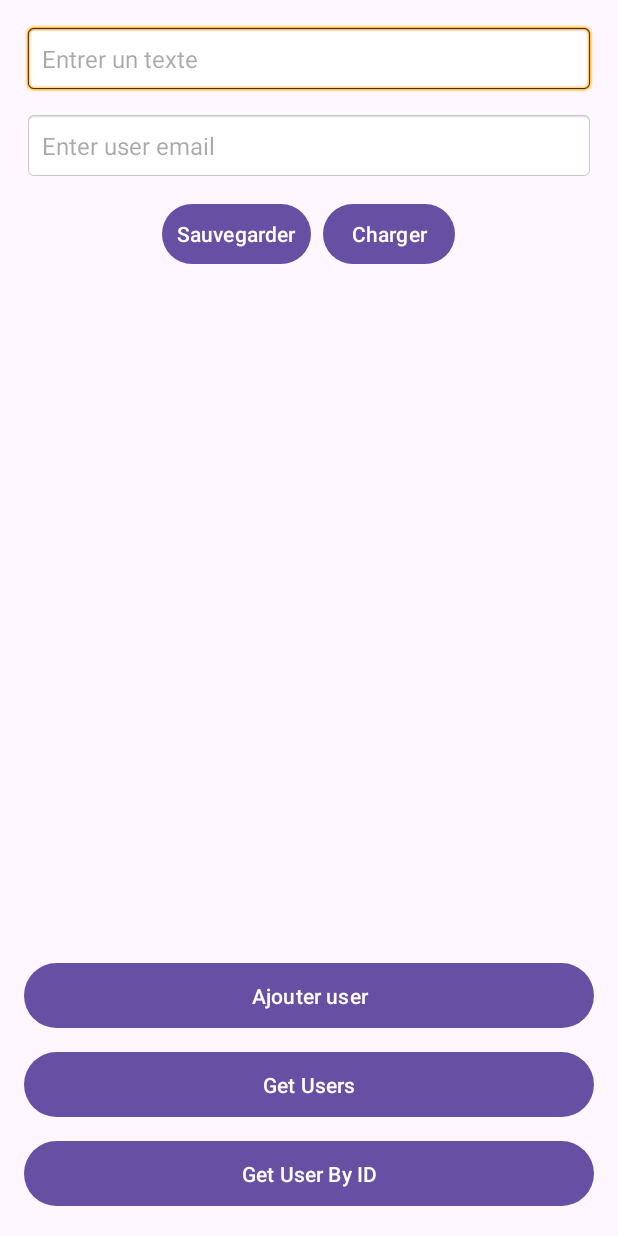
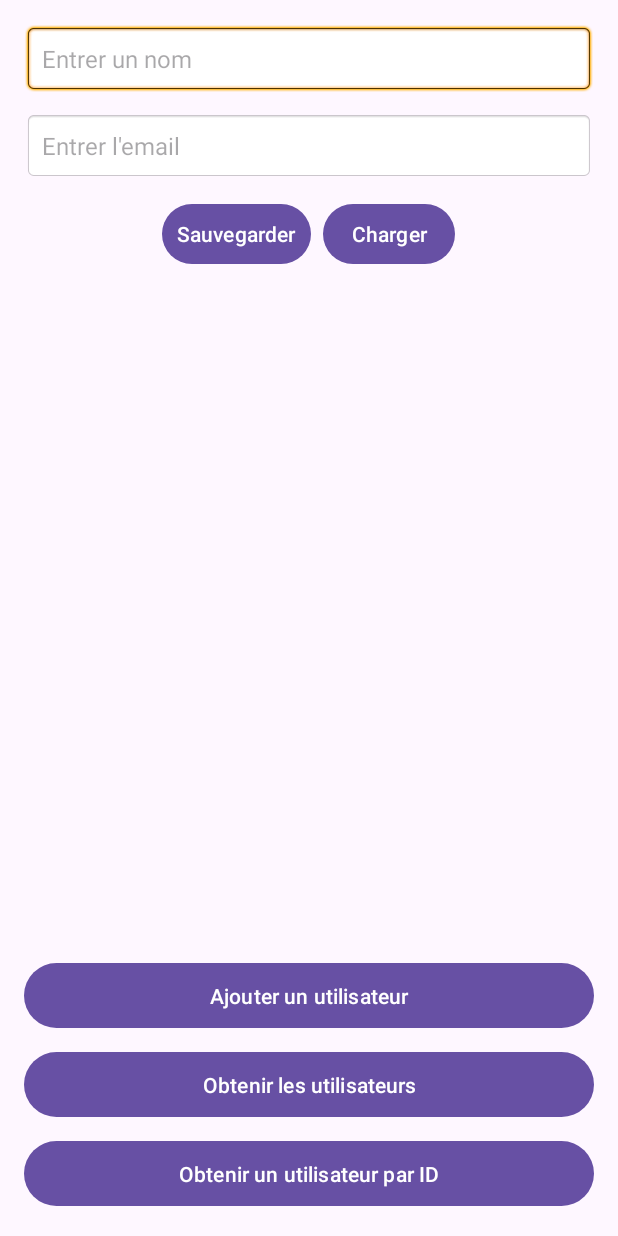
Before and after one commit to Arijbettaib/LocalStorage-SqlLite, an Android app: the screen it shows after launch (MainActivity), after a tap on "Sauvegarder", on a phone screen of 412 x 824 dp. Run offline under Robolectric (Android 15) with nearby library versions, the phone set to English and light mode, and no system bars; our stand-ins replace Room's generated code.

Commit message:
first commit

```diff
--- a/app/src/main/AndroidManifest.xml
+++ b/app/src/main/AndroidManifest.xml
@@ -12,6 +12,7 @@
         android:supportsRtl="true"
         android:theme="@style/Theme.SeanceLocalStorage"
         tools:targetApi="31">
+
         <activity
             android:name=".MainActivity"
             android:exported="true">
--- a/app/src/main/java/com/example/seancelocalstorage/AppDatabase.java
+++ b/app/src/main/java/com/example/seancelocalstorage/AppDatabase.java
@@ -1,30 +1,27 @@
 package com.example.seancelocalstorage;
 
 import android.content.Context;
-
 import androidx.room.Database;
 import androidx.room.Room;
 import androidx.room.RoomDatabase;
 
-@Database(entities = {User.class}, version = 1, exportSchema = false)
+import com.example.seancelocalstorage.User;
+import com.example.seancelocalstorage.UserDao;
+
+@Database(entities = {User.class}, version = 1)
 public abstract class AppDatabase extends RoomDatabase {
+
+    private static AppDatabase instance;
 
     public abstract UserDao userDao();
 
-    private static volatile AppDatabase INSTANCE;
-
-    public static AppDatabase getDatabase(final Context context) {
-        if (INSTANCE == null) {
-            synchronized (AppDatabase.class) {
-                if (INSTANCE == null) {
-                    INSTANCE = Room.databaseBuilder(
-                            context.getApplicationContext(),
-                            AppDatabase.class,
-                            "my_database"
-                    ).build();
-                }
-            }
+    public static synchronized AppDatabase getDatabase(Context context) {
+        if (instance == null) {
+            instance = Room.databaseBuilder(context.getApplicationContext(),
+                            AppDatabase.class, "user_database")
+                    .fallbackToDestructiveMigration()  // Will destroy the database if migration is needed
+                    .build();
         }
-        return INSTANCE;
+        return instance;
     }
 }
--- a/app/src/main/java/com/example/seancelocalstorage/MainActivity.java
+++ b/app/src/main/java/com/example/seancelocalstorage/MainActivity.java
@@ -10,27 +10,30 @@ import android.widget.TextView;
 import android.widget.Toast;
 
 import androidx.appcompat.app.AppCompatActivity;
+import androidx.recyclerview.widget.LinearLayoutManager;
+import androidx.recyclerview.widget.RecyclerView;
 
 import java.util.List;
 
 public class MainActivity extends AppCompatActivity {
 
-    private EditText inputEditText;
-    private EditText emailEditText;  // EditText for email
+    private EditText inputEditText, emailEditText;
     private TextView outputTextView;
     private SharedPreferences sharedPreferences;
     private static final String PREF_KEY = "my_text";
     private AppDatabase db;
-    private Handler mainThreadHandler; // Handler to run code on the main thread
+    private Handler mainThreadHandler;
+    private RecyclerView recyclerView;
+    private UserAdapter userAdapter;
 
     @Override
     protected void onCreate(Bundle savedInstanceState) {
         super.onCreate(savedInstanceState);
         setContentView(R.layout.activity_main);
 
-        // Initialisation des vues
+        recyclerView = findViewById(R.id.recyclerView);
+        emailEditText = findViewById(R.id.emailEditText);
         inputEditText = findViewById(R.id.inputEditText);
-        emailEditText = findViewById(R.id.emailEditText);  // Initialisation du champ email
         outputTextView = findViewById(R.id.outputTextView);
         Button saveButton = findViewById(R.id.saveButton);
         Button loadButton = findViewById(R.id.loadButton);
@@ -38,93 +41,64 @@ public class MainActivity extends AppCompatActivity {
         Button getUsersButton = findViewById(R.id.getUsersButton);
         Button getUserByIdButton = findViewById(R.id.getUserByIdButton);
 
-        // Initialisation des SharedPreferences et de la base de données
         sharedPreferences = getPreferences(MODE_PRIVATE);
         db = AppDatabase.getDatabase(this);
-        mainThreadHandler = new Handler(Looper.getMainLooper()); // Handler pour exécuter du code sur le thread principal
+        mainThreadHandler = new Handler(Looper.getMainLooper());
 
-        // Gestion des clics sur les boutons
+        // RecyclerView et Adapter
+        recyclerView.setLayoutManager(new LinearLayoutManager(this));
+
+        // Initialiser l'adaptateur avec les utilisateurs actuels
+        userAdapter = new UserAdapter(db.userDao().getAllUsers());
+        recyclerView.setAdapter(userAdapter);
+
+        // Ajouter des listeners pour les boutons
+        saveButton.setOnClickListener(view -> saveData());
         loadButton.setOnClickListener(view -> loadData());
-        saveButton.setOnClickListener(view -> saveData());
-
         addUserButton.setOnClickListener(view -> new Thread(this::addUser).start());
         getUsersButton.setOnClickListener(view -> new Thread(this::getAllUsers).start());
         getUserByIdButton.setOnClickListener(view -> new Thread(this::getUserById).start());
     }
 
-    // Sauvegarde de données dans les SharedPreferences
     private void saveData() {
         String text = inputEditText.getText().toString();
-        SharedPreferences.Editor editor = sharedPreferences.edit();
-        editor.putString(PREF_KEY, text);
-        editor.apply();
+        sharedPreferences.edit().putString(PREF_KEY, text).apply();
     }
 
-    // Chargement de données depuis les SharedPreferences
     private void loadData() {
-        String text = sharedPreferences.getString(PREF_KEY, "");
-        outputTextView.setText(text);
+        outputTextView.setText(sharedPreferences.getString(PREF_KEY, ""));
     }
 
-    // Ajout d'un utilisateur dans la base de données
     private void addUser() {
         String userName = inputEditText.getText().toString();
-        String userEmail = emailEditText.getText().toString();  // Récupération de l'email saisi par l'utilisateur
+        String email = emailEditText.getText().toString();
 
-        if (userName.isEmpty() || userEmail.isEmpty()) {
-            // Affichage d'un message d'erreur si le nom ou l'email est vide
-            mainThreadHandler.post(() -> Toast.makeText(MainActivity.this, "Veuillez remplir tous les champs", Toast.LENGTH_SHORT).show());
+        if (userName.isEmpty() || email.isEmpty()) {
+            Toast.makeText(this, "Veuillez entrer le nom et l'email", Toast.LENGTH_SHORT).show();
             return;
         }
 
-        User user = new User(userName, userEmail);
-        db.userDao().insert(user); // Opération de base de données
+        User user = new User(userName, email);
+        db.userDao().insert(user);
 
-        // Affichage d'un message dans un Toast après l'ajout de l'utilisateur
-        mainThreadHandler.post(() -> Toast.makeText(MainActivity.this, "Utilisateur ajouté (avec Thread)", Toast.LENGTH_SHORT).show());
+        mainThreadHandler.post(() -> {
+            Toast.makeText(MainActivity.this, "Utilisateur ajouté", Toast.LENGTH_SHORT).show();
+            getAllUsers(); // Rafraîchir la liste des utilisateurs après l'ajout
+        });
     }
 
-    // Récupération de tous les utilisateurs dans la base de données
     private void getAllUsers() {
-        List<User> users = db.userDao().getAllUsers(); // Opération de base de données
-        StringBuilder sb = new StringBuilder();
-        for (User user : users) {
-            sb.append("id: ").append(user.getId()).append(" name: ").append(user.getName()).append(" email: ").append(user.getEmail()).append("\n");
+        List<User> users = db.userDao().getAllUsers();
+        if (users != null && !users.isEmpty()) {
+            mainThreadHandler.post(() -> userAdapter.updateData(users));
+        } else {
+            mainThreadHandler.post(() -> Toast.makeText(MainActivity.this, "Aucun utilisateur trouvé", Toast.LENGTH_SHORT).show());
         }
-        final String outputText = sb.toString();
-
-        // Affichage du texte dans le TextView sur le thread principal
-        mainThreadHandler.post(() -> outputTextView.setText(outputText));
     }
 
-    // Récupération d'un utilisateur par son ID
     private void getUserById() {
-        new Thread(() -> {
-            String inputText = inputEditText.getText().toString();
-
-            if (inputText.isEmpty()) {
-                // Affichage d'un message Toast si l'ID est vide
-                mainThreadHandler.post(() -> Toast.makeText(MainActivity.this, "Veuillez entrer un ID valide", Toast.LENGTH_SHORT).show());
-                return;
-            }
-
-            try {
-                int userId = Integer.parseInt(inputText); // Conversion de l'ID en entier
-
-                User user = db.userDao().getUserByIdSync(userId); // Récupération de l'utilisateur synchroniquement
-
-                // Mise à jour du TextView sur le thread principal
-                mainThreadHandler.post(() -> {
-                    if (user != null) {
-                        outputTextView.setText("id: " + user.getId() + " name: " + user.getName() + " email: " + user.getEmail());
-                    } else {
-                        outputTextView.setText("Utilisateur non trouvé!");
-                    }
-                });
-            } catch (NumberFormatException e) {
-                // Si l'ID n'est pas un nombre valide, affichage d'un message d'erreur
-                mainThreadHandler.post(() -> Toast.makeText(MainActivity.this, "ID invalide ! Veuillez entrer un nombre.", Toast.LENGTH_SHORT).show());
-            }
-        }).start();
+        int userId = Integer.parseInt(inputEditText.getText().toString());
+        User user = db.userDao().getUserByIdSync(userId);
+        mainThreadHandler.post(() -> outputTextView.setText(user != null ? "ID: " + user.getId() + " Name: " + user.getName() : "Utilisateur non trouvé !"));
     }
 }
--- a/app/src/main/java/com/example/seancelocalstorage/UserDao.java
+++ b/app/src/main/java/com/example/seancelocalstorage/UserDao.java
@@ -1,13 +1,10 @@
 package com.example.seancelocalstorage;
+
 import androidx.room.Dao;
-import androidx.room.Delete;
 import androidx.room.Insert;
 import androidx.room.Query;
-import androidx.room.Update;
 
 import java.util.List;
-
-import kotlinx.coroutines.flow.Flow;
 
 @Dao
 public interface UserDao {
@@ -15,18 +12,9 @@ public interface UserDao {
     @Insert
     void insert(User user);
 
-    @Update
-    void update(User user);
-
-    @Delete
-    void delete(User user);
-
     @Query("SELECT * FROM users")
     List<User> getAllUsers();
 
     @Query("SELECT * FROM users WHERE id = :id")
-    Flow<User> getUserById(int id);
-
-    @Query("SELECT * FROM users WHERE id = :userId")
-    User getUserByIdSync(int userId);
+    User getUserByIdSync(int id);
 }
--- a/app/src/main/res/layout/activity_main.xml
+++ b/app/src/main/res/layout/activity_main.xml
@@ -1,31 +1,33 @@
 <?xml version="1.0" encoding="utf-8"?>
-<LinearLayout
-    xmlns:android="http://schemas.android.com/apk/res/android"
+<LinearLayout xmlns:android="http://schemas.android.com/apk/res/android"
     android:layout_width="match_parent"
     android:layout_height="match_parent"
     android:padding="16dp"
     android:orientation="vertical">
 
+    <!-- EditText pour le nom de l'utilisateur -->
     <EditText
         android:id="@+id/inputEditText"
         android:layout_width="match_parent"
         android:layout_height="wrap_content"
-        android:hint="Entrer un texte"
+        android:hint="Entrer un nom"
         android:background="@android:drawable/editbox_background"
         android:padding="12dp"
         android:textSize="16sp"
         android:layout_marginBottom="12dp" />
 
+    <!-- EditText pour l'email de l'utilisateur -->
     <EditText
         android:id="@+id/emailEditText"
         android:layout_width="match_parent"
         android:layout_height="wrap_content"
-        android:hint="Enter user email"
+        android:hint="Entrer l'email"
         android:background="@android:drawable/editbox_background"
         android:padding="12dp"
         android:textSize="16sp"
         android:layout_marginBottom="12dp" />
 
+    <!-- Boutons -->
     <LinearLayout
         android:layout_width="match_parent"
         android:layout_height="wrap_content"
@@ -48,14 +50,16 @@
             android:padding="10dp" />
     </LinearLayout>
 
+    <!-- Affichage du texte sauvegardé -->
     <TextView
         android:id="@+id/outputTextView"
         android:layout_width="match_parent"
         android:layout_height="wrap_content"
         android:layout_marginTop="12dp"
         android:textSize="16sp"
-        android:textColor="@android:color/black"/>
+        android:textColor="@android:color/black" />
 
+    <!-- RecyclerView pour afficher la liste des utilisateurs -->
     <androidx.recyclerview.widget.RecyclerView
         android:id="@+id/recyclerView"
         android:layout_width="match_parent"
@@ -63,11 +67,12 @@
         android:layout_marginTop="12dp"
         android:layout_weight="1"/>
 
+    <!-- Boutons supplémentaires -->
     <Button
         android:id="@+id/addUserButton"
         android:layout_width="match_parent"
         android:layout_height="wrap_content"
-        android:text="Ajouter user"
+        android:text="Ajouter un utilisateur"
         android:layout_marginTop="12dp"
         android:padding="12dp"/>
 
@@ -75,7 +80,7 @@
         android:id="@+id/getUsersButton"
         android:layout_width="match_parent"
         android:layout_height="wrap_content"
-        android:text="Get Users"
+        android:text="Obtenir les utilisateurs"
         android:layout_marginTop="8dp"
         android:padding="12dp"/>
 
@@ -83,7 +88,8 @@
         android:id="@+id/getUserByIdButton"
         android:layout_width="match_parent"
         android:layout_height="wrap_content"
-        android:text="Get User By ID"
+        android:text="Obtenir un utilisateur par ID"
         android:layout_marginTop="8dp"
         android:padding="12dp"/>
+
 </LinearLayout>
```
Also changed, not shown: app/src/main/java/com/example/seancelocalstorage/User.java (+1 -6 lines), app/src/main/java/com/example/seancelocalstorage/UserAdapter.java (+13 -8 lines), app/src/main/res/layout/user_item.xml (added, +35 -0 lines).
